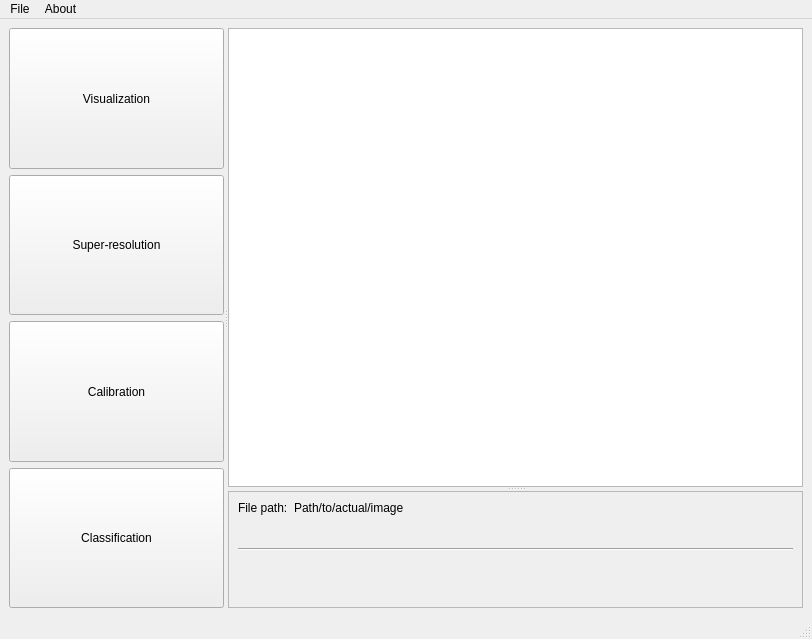
First picture: the form in src/qt/MainWindow.ui, repository Techlauncher-LeafAnalyzer/Hyperspectral-Image-Inspector, before the edit.
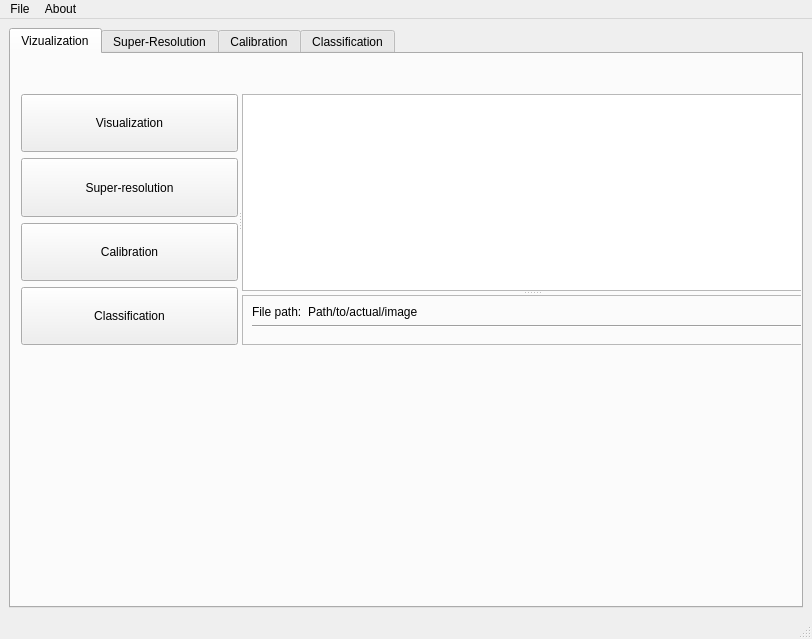
Second picture: the form after the edit. Custom widgets are drawn as their Qt base class.

Commit message: LEAF-91 Tabular design compat rebase

The edit to the form file:
```diff
--- a/src/qt/MainWindow.ui
+++ b/src/qt/MainWindow.ui
@@ -14,13 +14,35 @@
    <string>MainWindow</string>
   </property>
   <widget class="QWidget" name="centralwidget">
-   <layout class="QHBoxLayout" name="horizontalLayout">
+   <layout class="QVBoxLayout" name="verticalLayout_2">
     <item>
+     <widget class="QTabWidget" name="tabWidget">
+      <property name="currentIndex">
+       <number>0</number>
+      </property>
+      <widget class="QWidget" name="Visualization">
+       <property name="whatsThis">
+        <string>Visualization</string>
+       </property>
+       <property name="accessibleName">
+        <string>Vizualization</string>
+       </property>
+       <attribute name="title">
+        <string>Vizualization</string>
+       </attribute>
      <widget class="QSplitter" name="splitter_3">
+        <property name="geometry">
+         <rect>
+          <x>10</x>
+          <y>40</y>
+          <width>800</width>
+          <height>251</height>
+         </rect>
+        </property>
       <property name="orientation">
-       <enum>Qt::Horizontal</enum>
-      </property>
-      <widget class="QWidget" name="">
+         <enum>Qt::Orientation::Horizontal</enum>
+        </property>
+        <widget class="QWidget" name="layoutWidget">
        <layout class="QVBoxLayout" name="verticalLayout">
         <item>
          <widget class="QPushButton" name="visualizationButton">
@@ -138,6 +160,23 @@
          </layout>
         </widget>
        </widget>
+        </widget>
+       </widget>
+      </widget>
+      <widget class="QWidget" name="SuperResolution">
+       <attribute name="title">
+        <string>Super-Resolution</string>
+       </attribute>
+      </widget>
+      <widget class="QWidget" name="Calibration">
+       <attribute name="title">
+        <string>Calibration</string>
+       </attribute>
+      </widget>
+      <widget class="QWidget" name="Classification">
+       <attribute name="title">
+        <string>Classification</string>
+       </attribute>
       </widget>
      </widget>
     </item>
```
Left out of the diff: 17 changed lines with no effect on the pictures. Lines whose indentation alone changed are shown as unchanged. The commit also changes 2 other files.
